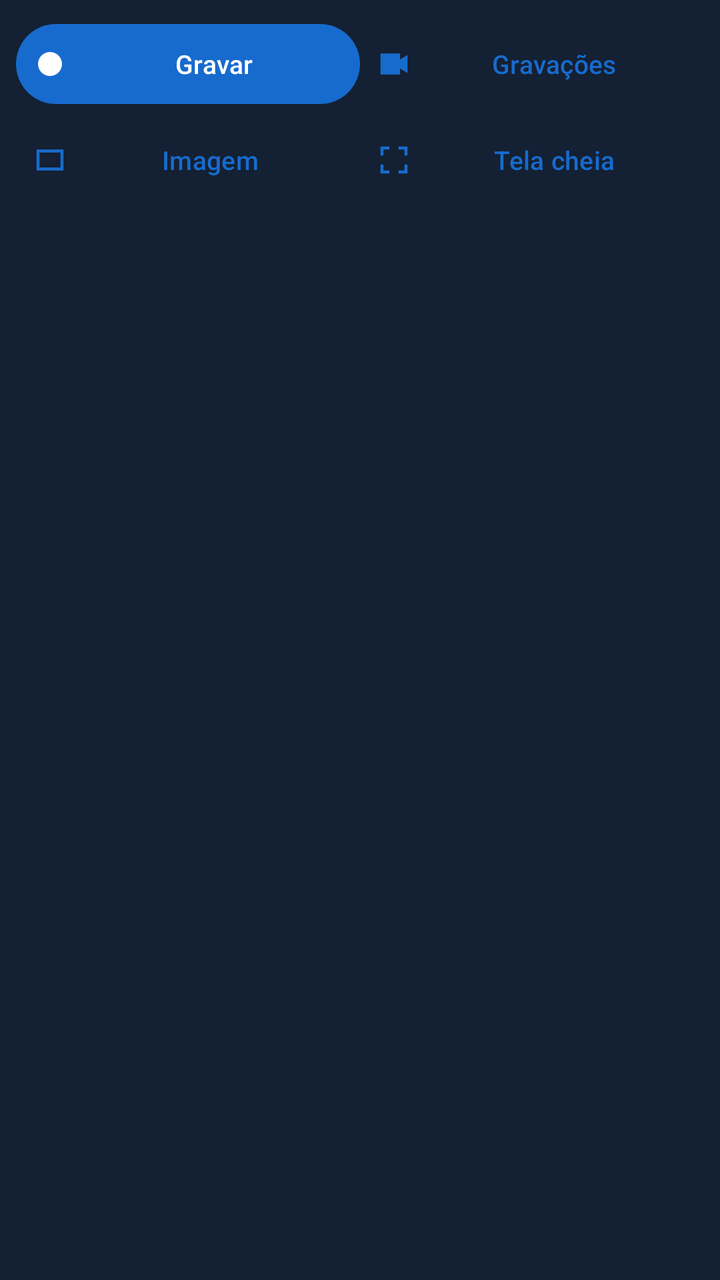
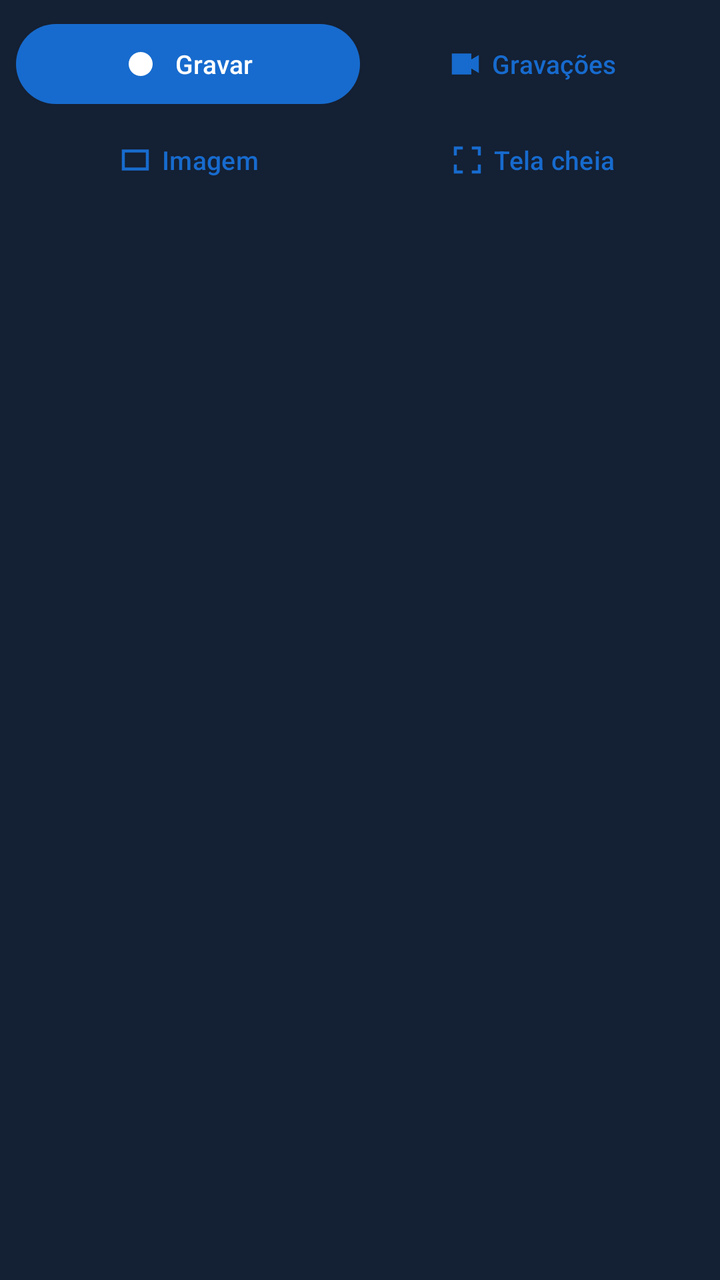

The first picture is an Android layout as it rendered before a commit; the second is the same layout after the commit. The layout source and the unified diff follow.
<!-- AndroidManifest.xml: application theme Theme.MinhaCamera -->
<!-- res/layout/player_controls.xml -->
<LinearLayout xmlns:android="http://schemas.android.com/apk/res/android" xmlns:app="http://schemas.android.com/apk/res-auto" android:layout_width="match_parent" android:layout_height="wrap_content" android:padding="8dp" android:background="@color/player_panel" android:orientation="vertical"><LinearLayout android:layout_width="match_parent" android:layout_height="wrap_content" android:orientation="horizontal"><com.google.android.material.button.MaterialButton  android:id="@+id/btnRecord" android:layout_width="0dp" android:layout_weight="1" android:layout_height="48dp" android:text="@string/gravar" android:textAllCaps="false" android:maxLines="1" android:ellipsize="end" android:paddingStart="8dp" android:paddingEnd="8dp" android:minWidth="0dp" android:textSize="13sp" app:icon="@drawable/ic_record" /><com.google.android.material.button.MaterialButton style="@style/Widget.Material3.Button.TextButton" android:id="@+id/btnRecordings" android:layout_width="0dp" android:layout_weight="1" android:layout_height="48dp" android:text="@string/gravacoes" android:textAllCaps="false" android:maxLines="1" android:ellipsize="end" android:paddingStart="8dp" android:paddingEnd="8dp" android:minWidth="0dp" android:textSize="13sp" app:icon="@drawable/ic_video" /></LinearLayout><LinearLayout android:layout_width="match_parent" android:layout_height="wrap_content" android:orientation="horizontal"><com.google.android.material.button.MaterialButton style="@style/Widget.Material3.Button.TextButton" android:id="@+id/btnDisplay" android:layout_width="0dp" android:layout_weight="1" android:layout_height="48dp" android:text="@string/imagem" android:textAllCaps="false" android:maxLines="1" android:ellipsize="end" android:paddingStart="8dp" android:paddingEnd="8dp" android:minWidth="0dp" android:textSize="13sp" app:icon="@drawable/ic_fit" /><com.google.android.material.button.MaterialButton style="@style/Widget.Material3.Button.TextButton" android:id="@+id/btnFullscreen" android:layout_width="0dp" android:layout_weight="1" android:layout_height="48dp" android:text="@string/tela_cheia" android:textAllCaps="false" android:maxLines="1" android:ellipsize="end" android:paddingStart="8dp" android:paddingEnd="8dp" android:minWidth="0dp" android:textSize="13sp" app:icon="@drawable/ic_fullscreen" /></LinearLayout></LinearLayout>
<!-- resources referenced by this layout -->
<resources>
  <color name="player_panel">#142033</color>
  <!-- drawable ic_fit (drawable) -->
  <vector xmlns:android="http://schemas.android.com/apk/res/android" android:width="24dp" android:height="24dp" android:viewportWidth="24" android:viewportHeight="24"><path android:fillColor="#FFFFFF" android:pathData="M3,5H21V19H3ZM5,7V17H19V7Z" /></vector>
  <!-- drawable ic_fullscreen (drawable) -->
  <vector xmlns:android="http://schemas.android.com/apk/res/android" android:width="24dp" android:height="24dp" android:viewportWidth="24" android:viewportHeight="24"><path android:fillColor="#FFFFFF" android:pathData="M3,3H9V5H5V9H3ZM15,3H21V9H19V5H15ZM3,15H5V19H9V21H3ZM19,15H21V21H15V19H19Z" /></vector>
  <!-- drawable ic_record (drawable) -->
  <vector xmlns:android="http://schemas.android.com/apk/res/android" android:width="24dp" android:height="24dp" android:viewportWidth="24" android:viewportHeight="24"><path android:fillColor="#FFFFFF" android:pathData="M12,4A8,8 0,1 0,12 20A8,8 0,1 0,12 4" /></vector>
  <!-- drawable ic_video (drawable) -->
  <vector xmlns:android="http://schemas.android.com/apk/res/android" android:width="24dp" android:height="24dp" android:viewportWidth="24" android:viewportHeight="24"><path android:fillColor="#FFFFFF" android:pathData="M3,5H16V9L21,6V18L16,15V19H3Z" /></vector>
  <string name="gravacoes">Gravações</string>
  <string name="gravar">Gravar</string>
  <string name="imagem">Imagem</string>
  <string name="tela_cheia">Tela cheia</string>
  <style name="Theme.MinhaCamera" parent="Theme.Material3.DayNight">
    <item name="colorPrimary">@color/brand_primary</item><item name="colorOnPrimary">@color/brand_on_primary</item><item name="colorSecondary">@color/brand_secondary</item><item name="colorSurface">@color/app_surface</item><item name="colorOnSurface">@color/app_text</item><item name="android:colorBackground">@color/app_background</item><item name="android:windowBackground">@color/app_background</item><item name="android:statusBarColor">@color/brand_primary</item><item name="android:navigationBarColor">@color/app_background</item><item name="android:windowLightStatusBar">false</item>
   </style>
  <color name="brand_primary">#176BCE</color>
  <color name="brand_on_primary">#FFFFFF</color>
  <color name="brand_secondary">#007F8B</color>
  <color name="app_surface">#FFFFFF</color>
  <color name="app_text">#17283E</color>
  <color name="app_background">#F2F6FB</color>
</resources>

<!-- the commit's change to res/layout/player_controls.xml (unified diff, before → after) -->
@@ -1 +1 @@
-<LinearLayout xmlns:android="http://schemas.android.com/apk/res/android" xmlns:app="http://schemas.android.com/apk/res-auto" android:layout_width="match_parent" android:layout_height="wrap_content" android:padding="8dp" android:background="@color/player_panel" android:orientation="vertical"><LinearLayout android:layout_width="match_parent" android:layout_height="wrap_content" android:orientation="horizontal"><com.google.android.material.button.MaterialButton  android:id="@+id/btnRecord" android:layout_width="0dp" android:layout_weight="1" android:layout_height="48dp" android:text="@string/gravar" android:textAllCaps="false" android:maxLines="1" android:ellipsize="end" android:paddingStart="8dp" android:paddingEnd="8dp" android:minWidth="0dp" android:textSize="13sp" app:icon="@drawable/ic_record" /><com.google.android.material.button.MaterialButton style="@style/Widget.Material3.Button.TextButton" android:id="@+id/btnRecordings" android:layout_width="0dp" android:layout_weight="1" android:layout_height="48dp" android:text="@string/gravacoes" android:textAllCaps="false" android:maxLines="1" android:ellipsize="end" android:paddingStart="8dp" android:paddingEnd="8dp" android:minWidth="0dp" android:textSize="13sp" app:icon="@drawable/ic_video" /></LinearLayout><LinearLayout android:layout_width="match_parent" android:layout_height="wrap_content" android:orientation="horizontal"><com.google.android.material.button.MaterialButton style="@style/Widget.Material3.Button.TextButton" android:id="@+id/btnDisplay" android:layout_width="0dp" android:layout_weight="1" android:layout_height="48dp" android:text="@string/imagem" android:textAllCaps="false" android:maxLines="1" android:ellipsize="end" android:paddingStart="8dp" android:paddingEnd="8dp" android:minWidth="0dp" android:textSize="13sp" app:icon="@drawable/ic_fit" /><com.google.android.material.button.MaterialButton style="@style/Widget.Material3.Button.TextButton" android:id="@+id/btnFullscreen" android:layout_width="0dp" android:layout_weight="1" android:layout_height="48dp" android:text="@string/tela_cheia" android:textAllCaps="false" android:maxLines="1" android:ellipsize="end" android:paddingStart="8dp" android:paddingEnd="8dp" android:minWidth="0dp" android:textSize="13sp" app:icon="@drawable/ic_fullscreen" /></LinearLayout></LinearLayout>
+<LinearLayout xmlns:android="http://schemas.android.com/apk/res/android" xmlns:app="http://schemas.android.com/apk/res-auto" android:id="@+id/playerControls" android:layout_width="match_parent" android:layout_height="wrap_content" android:padding="8dp" android:background="@color/player_panel" android:orientation="vertical"><LinearLayout android:id="@+id/controlsPrimary" android:layout_width="match_parent" android:layout_height="wrap_content" android:orientation="horizontal"><com.google.android.material.button.MaterialButton  android:id="@+id/btnRecord" android:layout_width="0dp" android:layout_weight="1" android:layout_height="48dp" android:text="@string/gravar" android:textAllCaps="false" android:maxLines="1" android:ellipsize="end" android:paddingStart="8dp" android:paddingEnd="8dp" android:minWidth="0dp" android:textSize="13sp" app:iconGravity="textStart" app:icon="@drawable/ic_record" /><com.google.android.material.button.MaterialButton style="@style/Widget.Material3.Button.TextButton" android:id="@+id/btnRecordings" android:layout_width="0dp" android:layout_weight="1" android:layout_height="48dp" android:text="@string/gravacoes" android:textAllCaps="false" android:maxLines="1" android:ellipsize="end" android:paddingStart="8dp" android:paddingEnd="8dp" android:minWidth="0dp" android:textSize="13sp" app:iconGravity="textStart" app:icon="@drawable/ic_video" /></LinearLayout><LinearLayout android:id="@+id/controlsSecondary" android:layout_width="match_parent" android:layout_height="wrap_content" android:orientation="horizontal"><com.google.android.material.button.MaterialButton style="@style/Widget.Material3.Button.TextButton" android:id="@+id/btnDisplay" android:layout_width="0dp" android:layout_weight="1" android:layout_height="48dp" android:text="@string/imagem" android:textAllCaps="false" android:maxLines="1" android:ellipsize="end" android:paddingStart="8dp" android:paddingEnd="8dp" android:minWidth="0dp" android:textSize="13sp" app:iconGravity="textStart" app:icon="@drawable/ic_fit" /><com.google.android.material.button.MaterialButton style="@style/Widget.Material3.Button.TextButton" android:id="@+id/btnFullscreen" android:layout_width="0dp" android:layout_weight="1" android:layout_height="48dp" android:text="@string/tela_cheia" android:textAllCaps="false" android:maxLines="1" android:ellipsize="end" android:paddingStart="8dp" android:paddingEnd="8dp" android:minWidth="0dp" android:textSize="13sp" app:iconGravity="textStart" app:icon="@drawable/ic_fullscreen" /></LinearLayout></LinearLayout>
